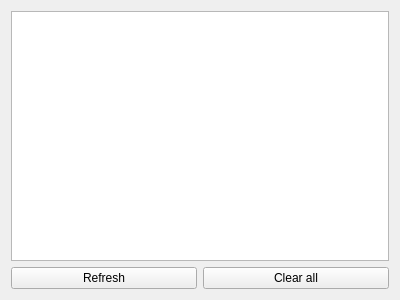
Before: the Qt Designer form res/errors.ui in Ultrawipf/OpenFFBoard-configurator, drawn with Qt 5.
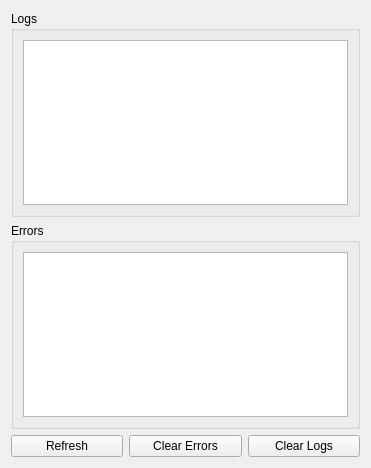
After: the same form once the commit is applied.

Patch:
```diff
--- a/res/errors.ui
+++ b/res/errors.ui
@@ -6,30 +6,83 @@
    <rect>
     <x>0</x>
     <y>0</y>
-    <width>400</width>
-    <height>300</height>
+    <width>371</width>
+    <height>468</height>
    </rect>
   </property>
+  <property name="minimumSize">
+   <size>
+    <width>0</width>
+    <height>366</height>
+   </size>
+  </property>
   <property name="windowTitle">
    <string>Form</string>
   </property>
   <layout class="QGridLayout" name="gridLayout_2">
-   <item row="1" column="1">
-    <widget class="QPushButton" name="pushButton_clearAll">
+   <item row="2" column="1">
+    <widget class="QPushButton" name="pushButton_clearErrors">
      <property name="text">
-      <string>Clear all</string>
+      <string>Clear Errors</string>
      </property>
     </widget>
    </item>
-   <item row="1" column="0">
+   <item row="2" column="0">
     <widget class="QPushButton" name="pushButton_refresh">
      <property name="text">
       <string>Refresh</string>
      </property>
     </widget>
    </item>
-   <item row="0" column="0" colspan="2">
-    <widget class="QTableView" name="tableView"/>
+   <item row="2" column="2">
+    <widget class="QPushButton" name="pushButton_clearLogs">
+     <property name="text">
+      <string>Clear Logs</string>
+     </property>
+    </widget>
+   </item>
+   <item row="1" column="0" colspan="3">
+    <widget class="QGroupBox" name="groupBox_2">
+     <property name="sizePolicy">
+      <sizepolicy hsizetype="Preferred" vsizetype="Preferred">
+       <horstretch>0</horstretch>
+       <verstretch>0</verstretch>
+      </sizepolicy>
+     </property>
+     <property name="title">
+      <string>Errors</string>
+     </property>
+     <layout class="QGridLayout" name="gridLayout_3">
+      <item row="0" column="0">
+       <widget class="QTableView" name="tableView">
+        <property name="sizePolicy">
+         <sizepolicy hsizetype="Preferred" vsizetype="Preferred">
+          <horstretch>0</horstretch>
+          <verstretch>0</verstretch>
+         </sizepolicy>
+        </property>
+       </widget>
+      </item>
+     </layout>
+    </widget>
+   </item>
+   <item row="0" column="0" colspan="3">
+    <widget class="QGroupBox" name="groupBox">
+     <property name="sizePolicy">
+      <sizepolicy hsizetype="Preferred" vsizetype="Preferred">
+       <horstretch>0</horstretch>
+       <verstretch>0</verstretch>
+      </sizepolicy>
+     </property>
+     <property name="title">
+      <string>Logs</string>
+     </property>
+     <layout class="QGridLayout" name="gridLayout">
+      <item row="0" column="1">
+       <widget class="QTextEdit" name="logBox_1"/>
+      </item>
+     </layout>
+    </widget>
    </item>
   </layout>
  </widget>
```
